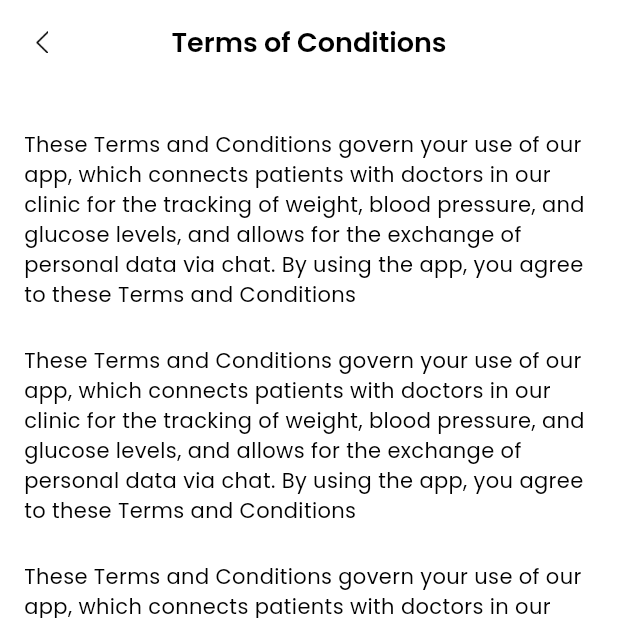
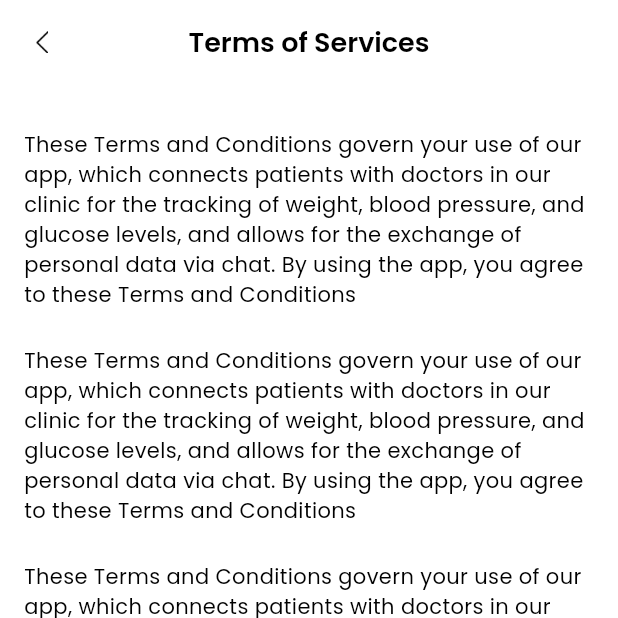
Before and after one commit to Alnur17/stephtomo_app, a Flutter app: the TermsOfConditionsView screen opened directly, on a phone screen of 412 x 824 dp, the top half of it. Run offline on Flutter 3.47's test engine with Material 3 defaults, Android fonts, the phone set to English and light mode, and no system bars; our stand-ins replace get, google_fonts, pin_code_fields, shimmer.

Commit message:
some issue has been fixed

```diff
--- a/lib/app/modules/profile/views/about_us_view.dart
+++ b/lib/app/modules/profile/views/about_us_view.dart
@@ -16,6 +16,7 @@ class AboutUsView extends StatelessWidget {
       backgroundColor: AppColors.white,
       appBar: AppBar(
         backgroundColor: AppColors.white,
+        scrolledUnderElevation: 0,
         title: Text('About Us',style: titleStyle,),
         centerTitle: true,
         leading: GestureDetector(
--- a/lib/app/modules/profile/views/privacy_policy_view.dart
+++ b/lib/app/modules/profile/views/privacy_policy_view.dart
@@ -15,6 +15,7 @@ class PrivacyPolicyView extends StatelessWidget{
     return Scaffold(
       backgroundColor: AppColors.white,
       appBar: AppBar(
+        scrolledUnderElevation: 0,
         backgroundColor: AppColors.white,
         title: Text('Privacy Policy',style: titleStyle,),
         centerTitle: true,
--- a/lib/app/modules/profile/views/terms_of_conditions_view.dart
+++ b/lib/app/modules/profile/views/terms_of_conditions_view.dart
@@ -16,7 +16,8 @@ class TermsOfConditionsView extends StatelessWidget {
       backgroundColor: AppColors.white,
       appBar: AppBar(
         backgroundColor: AppColors.white,
-        title: Text('Terms of Conditions',style: titleStyle,),
+        scrolledUnderElevation: 0,
+        title: Text('Terms of Services',style: titleStyle,),
         centerTitle: true,
         leading: GestureDetector(
           onTap: () {
```
Also changed, not shown: 1 other file.
